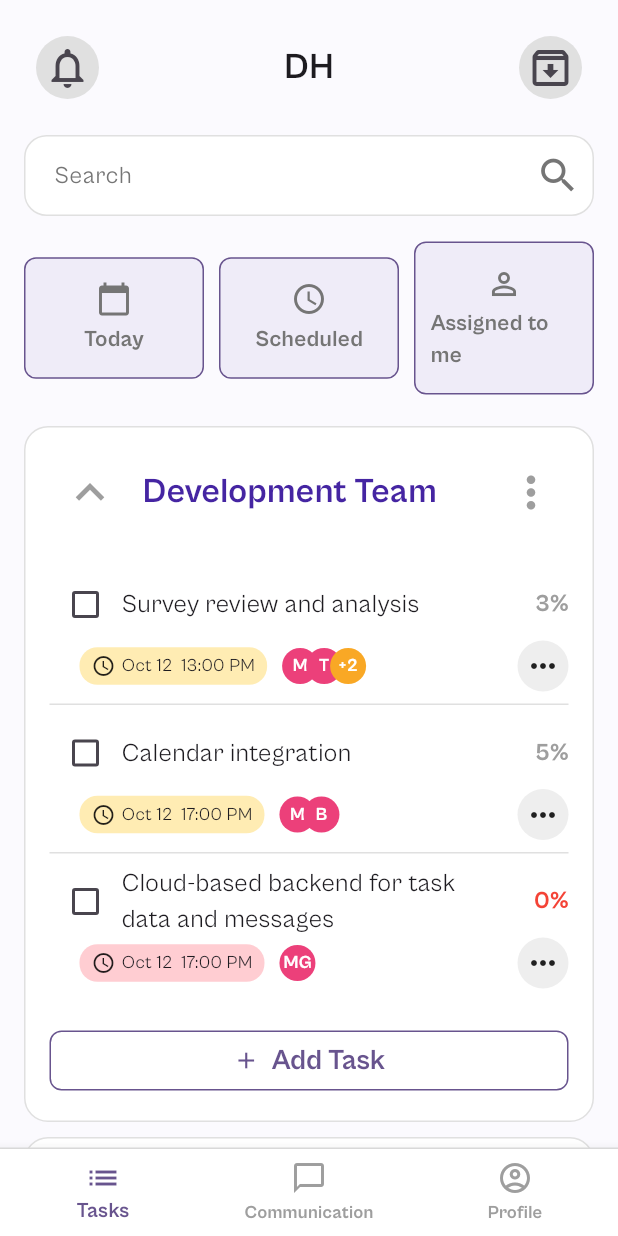
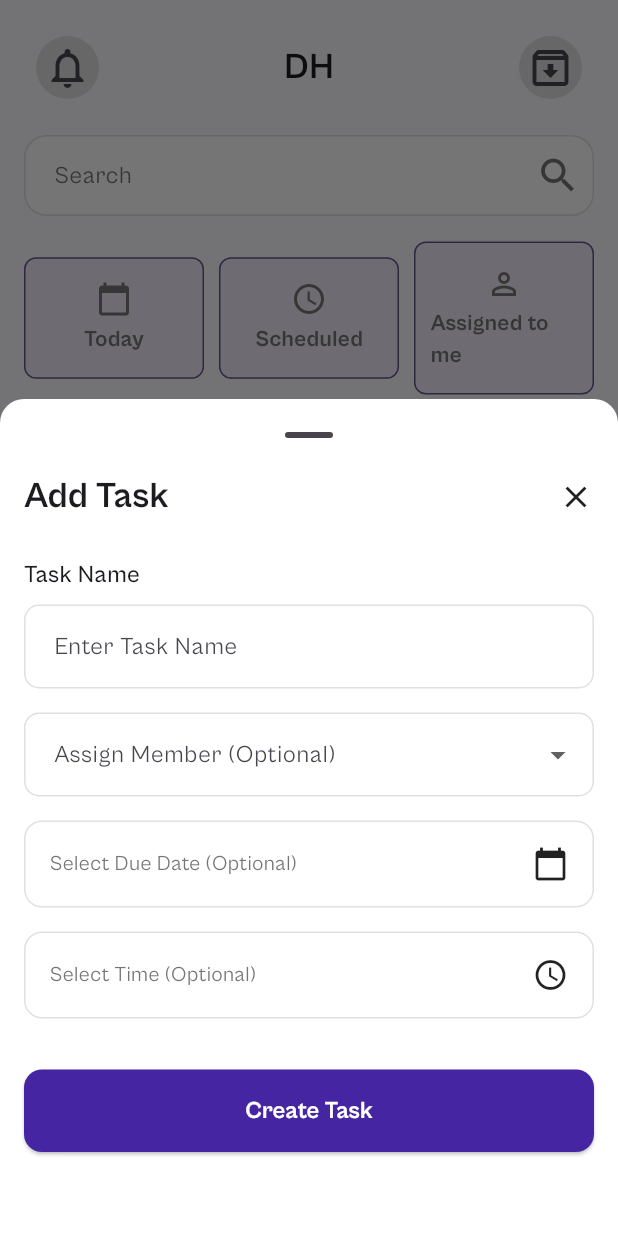
Before and after one commit to getch04/task_app, a Flutter app: the screen it shows after launch, after a tap on "Add Task", on a phone screen of 412 x 824 dp. Run offline on Flutter 3.47's test engine with Material 3 defaults, Android fonts, the phone set to English and light mode, and no system bars; our stand-ins replace flutter_riverpod.

Commit message:
fix(UI): bottom sheet UI corrected

```diff
--- a/lib/core/widgets/custom_text_field.dart
+++ b/lib/core/widgets/custom_text_field.dart
@@ -1,5 +1,4 @@
 import 'package:flutter/material.dart';
-import '../constants/app_colors.dart';
 
 class CustomTextField extends StatelessWidget {
   final TextEditingController controller;
@@ -47,15 +46,21 @@ class CustomTextField extends StatelessWidget {
           decoration: InputDecoration(
             hintText: hintText ?? 'Enter $label',
             prefixIcon: prefixIcon,
-            filled: true,
-            fillColor: AppColors.backgroundGrey,
             border: OutlineInputBorder(
-              borderRadius: BorderRadius.circular(12),
-              borderSide: BorderSide.none,
+              borderRadius: BorderRadius.circular(10),
+              borderSide: BorderSide(color: Colors.grey[300]!),
+            ),
+            enabledBorder: OutlineInputBorder(
+              borderRadius: BorderRadius.circular(10),
+              borderSide: BorderSide(color: Colors.grey[300]!),
+            ),
+            focusedBorder: OutlineInputBorder(
+              borderRadius: BorderRadius.circular(10),
+              borderSide: BorderSide(color: Colors.grey[400]!),
             ),
             contentPadding: const EdgeInsets.symmetric(
               horizontal: 16,
-              vertical: 12,
+              vertical: 16,
             ),
           ),
         ),
--- a/lib/features/task_management/presentation/screens/task_home_page.dart
+++ b/lib/features/task_management/presentation/screens/task_home_page.dart
@@ -2,12 +2,13 @@
 import 'dart:math' show min, Random;
 
 import 'package:flutter/material.dart';
+import 'package:tasks_app/features/task_management/presentation/widgets/add_task_bottom_sheet.dart';
 
 class Task {
   final String title;
   final DateTime dueDate;
   final List<String> assignees;
-  final double progress;
+  double progress;
 
   Task({
     required this.title,
@@ -326,15 +327,13 @@ class _TaskListScreenState extends State<TaskListScreen> {
                         children: [
                           Checkbox(
                             value: task.progress == 100,
-                            onChanged: (bool? value) {},
-                            checkColor: Colors.grey[200],
-                            overlayColor:
-                                WidgetStateProperty.all(Colors.grey[200]),
-                            hoverColor: Colors.grey[200],
-                            visualDensity:
-                                VisualDensity.adaptivePlatformDensity,
-                            focusColor: Colors.grey[200],
-                            activeColor: Colors.grey[200],
+                            onChanged: (bool? value) {
+                              setState(() {
+                                task.progress = value! ? 100 : 0;
+                              });
+                            },
+                            checkColor: Colors.white,
+                            activeColor: Theme.of(context).primaryColor,
                           ),
                           Expanded(
                             child: Text(
@@ -463,7 +462,18 @@ class _TaskListScreenState extends State<TaskListScreen> {
     return Padding(
       padding: const EdgeInsets.all(16.0),
       child: OutlinedButton(
-        onPressed: () {},
+        onPressed: () {
+          showModalBottomSheet(
+            context: context,
+            isScrollControlled: true,
+            showDragHandle: true,
+            backgroundColor: Colors.white,
+            shape: const RoundedRectangleBorder(
+              borderRadius: BorderRadius.vertical(top: Radius.circular(16)),
+            ),
+            builder: (context) => const AddTaskBottomSheet(),
+          );
+        },
         style: OutlinedButton.styleFrom(
           shape: RoundedRectangleBorder(
             borderRadius: BorderRadius.circular(8),
@@ -473,17 +483,15 @@ class _TaskListScreenState extends State<TaskListScreen> {
         child: Row(
           mainAxisAlignment: MainAxisAlignment.center,
           children: [
-            Icon(
-              Icons.add,
-              color: Theme.of(context).primaryColor,
-            ),
+            Icon(Icons.add, color: Theme.of(context).primaryColor),
             const SizedBox(width: 8),
             Text(
               'Add Task',
               style: TextStyle(
-                  color: Theme.of(context).primaryColor,
-                  fontSize: 19,
-                  fontWeight: FontWeight.bold),
+                color: Theme.of(context).primaryColor,
+                fontSize: 19,
+                fontWeight: FontWeight.bold,
+              ),
             ),
           ],
         ),
--- a/lib/features/task_management/presentation/widgets/add_task_bottom_sheet.dart
+++ b/lib/features/task_management/presentation/widgets/add_task_bottom_sheet.dart
@@ -69,7 +69,6 @@ class _AddTaskBottomSheetState extends ConsumerState<AddTaskBottomSheet> {
   Widget build(BuildContext context) {
     return Container(
       padding: EdgeInsets.only(
-        top: 16,
         left: 16,
         right: 16,
         bottom: MediaQuery.of(context).viewInsets.bottom + 16,
@@ -89,10 +88,9 @@ class _AddTaskBottomSheetState extends ConsumerState<AddTaskBottomSheet> {
                     fontWeight: FontWeight.w600,
                   ),
                 ),
-                IconButton(
-                  icon: const Icon(Icons.close),
-                  onPressed: () => Navigator.pop(context),
-                ),
+                InkWell(
+                    onTap: () => Navigator.pop(context),
+                    child: const Icon(Icons.close)),
               ],
             ),
             const SizedBox(height: 24),
@@ -104,15 +102,26 @@ class _AddTaskBottomSheetState extends ConsumerState<AddTaskBottomSheet> {
             const SizedBox(height: 16),
             Container(
               decoration: BoxDecoration(
-                color: Colors.grey[200],
                 borderRadius: BorderRadius.circular(12),
               ),
               child: DropdownButtonFormField<String>(
                 value: _selectedMember,
-                decoration: const InputDecoration(
+                decoration: InputDecoration(
                   labelText: 'Assign Member (Optional)',
-                  border: InputBorder.none,
-                  contentPadding: EdgeInsets.symmetric(horizontal: 16),
+                  filled: true,
+                  fillColor: Colors.white,
+                  border: OutlineInputBorder(
+                    borderRadius: BorderRadius.circular(10),
+                    borderSide: BorderSide(color: Colors.grey.shade300),
+                  ),
+                  enabledBorder: OutlineInputBorder(
+                    borderRadius: BorderRadius.circular(10),
+                    borderSide: BorderSide(color: Colors.grey.shade300),
+                  ),
+                  focusedBorder: OutlineInputBorder(
+                    borderRadius: BorderRadius.circular(10),
+                    borderSide: BorderSide(color: Colors.grey[400]!),
+                  ),
                 ),
                 items: const [
                   DropdownMenuItem(value: 'M', child: Text('Member 1')),
@@ -127,10 +136,10 @@ class _AddTaskBottomSheetState extends ConsumerState<AddTaskBottomSheet> {
               onTap: _selectDate,
               child: Container(
                 padding:
-                    const EdgeInsets.symmetric(horizontal: 16, vertical: 12),
+                    const EdgeInsets.symmetric(horizontal: 16, vertical: 16),
                 decoration: BoxDecoration(
-                  color: Colors.grey[200],
                   borderRadius: BorderRadius.circular(12),
+                  border: Border.all(color: Colors.grey.shade300),
                 ),
                 child: Row(
                   mainAxisAlignment: MainAxisAlignment.spaceBetween,
@@ -155,10 +164,10 @@ class _AddTaskBottomSheetState extends ConsumerState<AddTaskBottomSheet> {
               onTap: _selectTime,
               child: Container(
                 padding:
-                    const EdgeInsets.symmetric(horizontal: 16, vertical: 12),
+                    const EdgeInsets.symmetric(horizontal: 16, vertical: 16),
                 decoration: BoxDecoration(
-                  color: Colors.grey[200],
                   borderRadius: BorderRadius.circular(12),
+                  border: Border.all(color: Colors.grey.shade300),
                 ),
                 child: Row(
                   mainAxisAlignment: MainAxisAlignment.spaceBetween,
@@ -178,15 +187,17 @@ class _AddTaskBottomSheetState extends ConsumerState<AddTaskBottomSheet> {
                 ),
               ),
             ),
-            const SizedBox(height: 24),
+            const SizedBox(height: 34),
             SizedBox(
               width: double.infinity,
               child: CustomButton(
-                text: 'Create Task',
-                onPressed: _handleCreateTask,
-                backgroundColor: Theme.of(context).primaryColor,
-              ),
+                  text: 'Create Task',
+                  onPressed: _handleCreateTask,
+                  backgroundColor: const Color(0xff4525a2)),
             ),
+            const SizedBox(
+              height: 40,
+            )
           ],
         ),
       ),
```
